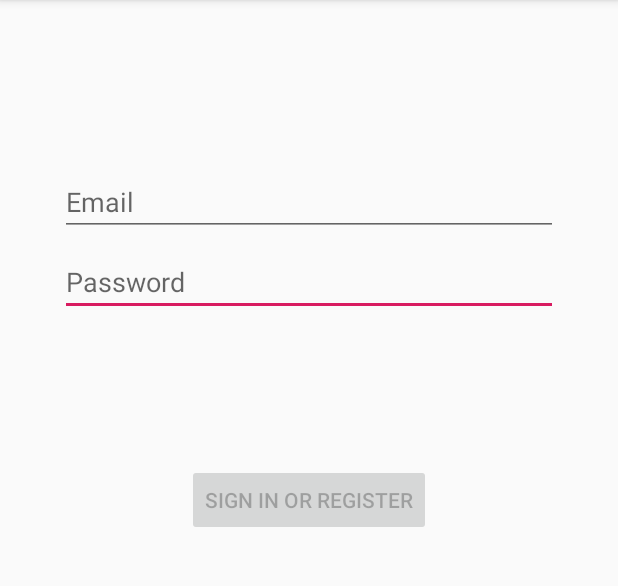
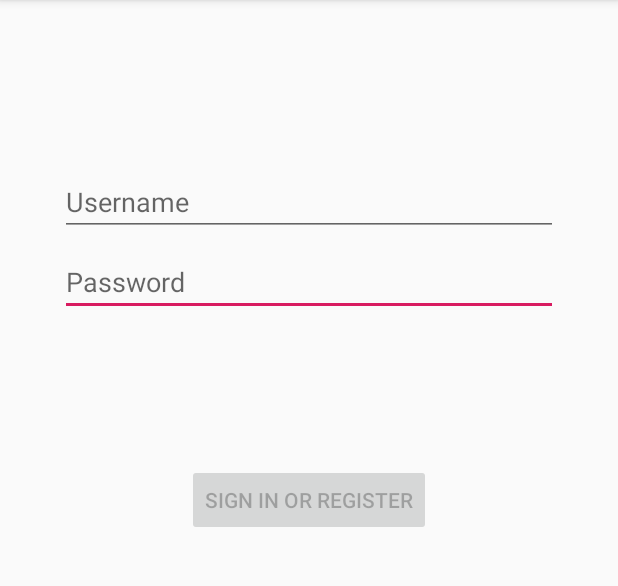
Before and after one commit to GioXmen/BTrip_Planner, an Android app: the screen it shows after launch (LoginActivity), on a phone screen of 412 x 824 dp, the part 84-670 px from its top. Run offline under Robolectric (Android 15) with nearby library versions, the phone set to English and light mode, and no system bars.

Commit message:
Initial Commit

```diff
--- a/app/src/main/AndroidManifest.xml
+++ b/app/src/main/AndroidManifest.xml
@@ -1,6 +1,10 @@
 <?xml version="1.0" encoding="utf-8"?>
 <manifest xmlns:android="http://schemas.android.com/apk/res/android"
     package="com.btplanner.btripex">
+
+
+    <!--Internet Permission-->
+    <uses-permission android:name="android.permission.INTERNET" />
 
     <application
         android:allowBackup="true"
@@ -13,6 +17,7 @@
             android:name=".ui.login.LoginActivity"
             android:label="@string/app_name">
             <intent-filter>
+                <action android:name="android.intent.action.VIEW" />
                 <action android:name="android.intent.action.MAIN" />
 
                 <category android:name="android.intent.category.LAUNCHER" />
--- a/app/src/main/res/layout/activity_login.xml
+++ b/app/src/main/res/layout/activity_login.xml
@@ -53,7 +53,7 @@
         android:layout_marginStart="24dp"
         android:layout_marginTop="96dp"
 
-        android:hint="@string/prompt_email"
+        android:hint="@string/prompt_username"
         android:inputType="textEmailAddress"
         android:selectAllOnFocus="true"
         app:layout_constraintEnd_toEndOf="parent"
--- a/app/src/main/res/values/strings.xml
+++ b/app/src/main/res/values/strings.xml
@@ -1,7 +1,7 @@
 <resources>
     <string name="app_name">BTrip - Trip Planner and Expense Log</string>
     <!-- Strings related to login -->
-    <string name="prompt_email">Email</string>
+    <string name="prompt_username">Username</string>
     <string name="prompt_password">Password</string>
     <string name="action_sign_in">Sign in or register</string>
     <string name="action_sign_in_short">Sign in</string>
--- a/build.gradle
+++ b/build.gradle
@@ -7,7 +7,7 @@ buildscript {
 
     }
     dependencies {
-        classpath 'com.android.tools.build:gradle:3.5.3'
+        classpath 'com.android.tools.build:gradle:3.6.1'
 
         // NOTE: Do not place your application dependencies here; they belong
         // in the individual module build.gradle files
```
Also changed, not shown: gradle/wrapper/gradle-wrapper.properties.
